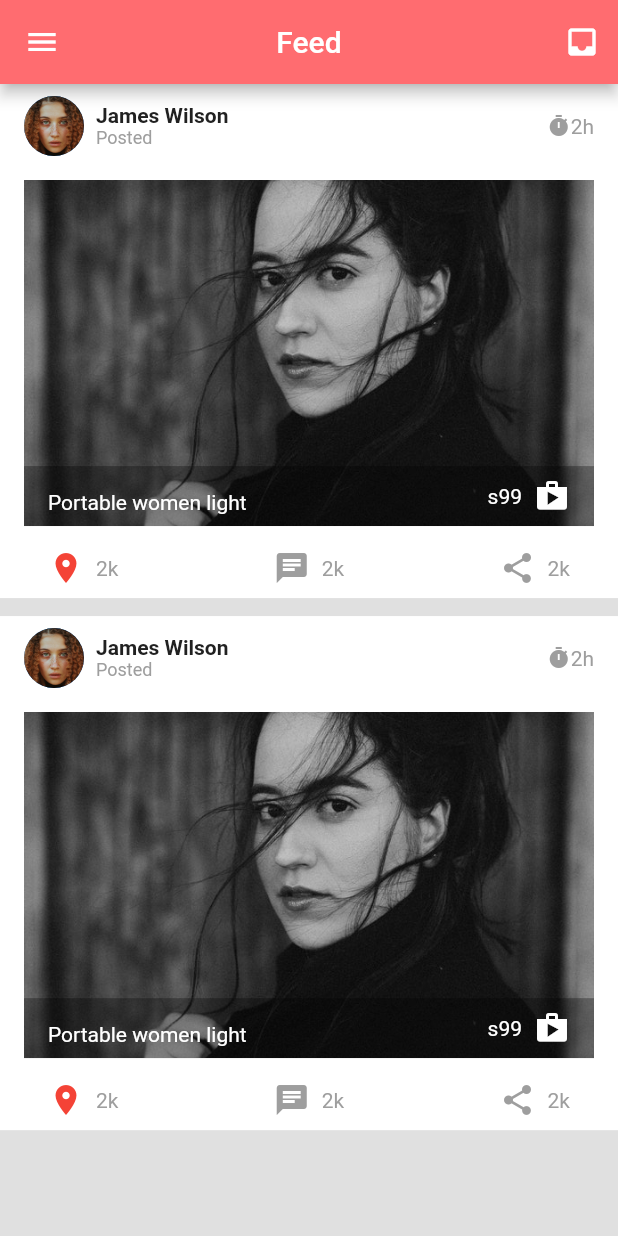
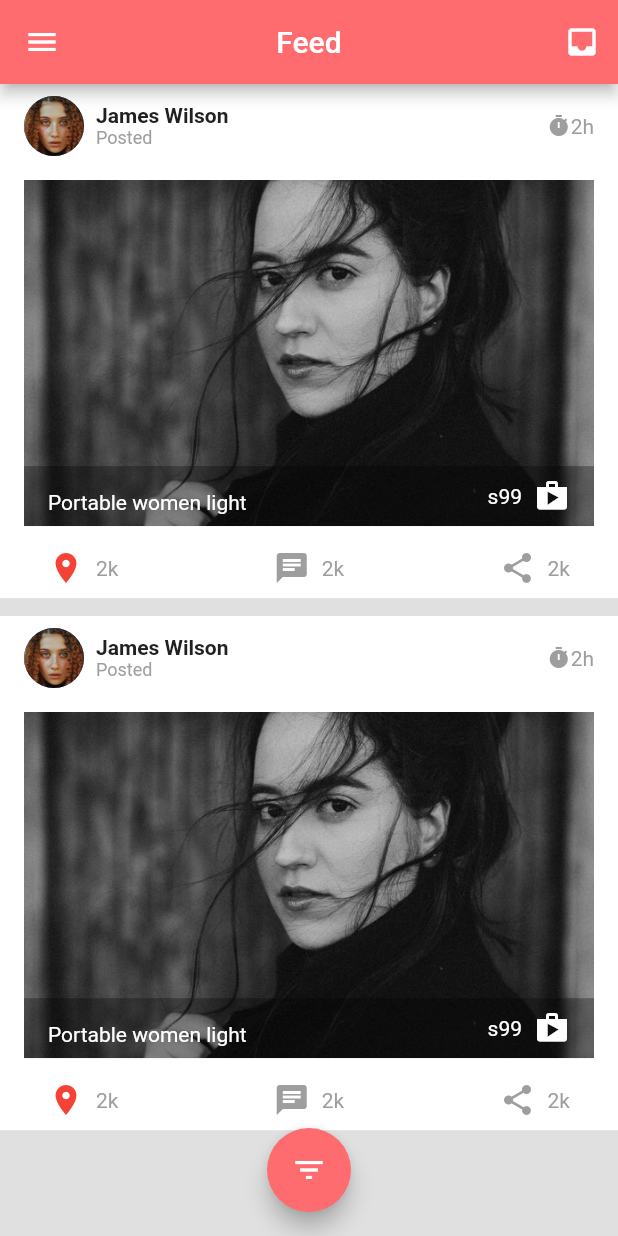
Before and after one commit to bukunmialuko/falcon102, a Flutter app: the screen it shows after launch, on a phone screen of 412 x 824 dp. Run offline on Flutter 3.47's test engine with Material 2 defaults, Android fonts, the phone set to English and light mode, and no system bars; our stand-ins replace hexcolor.

Commit message:
Added filter button to home

```diff
--- a/lib/screens/home_screen.dart
+++ b/lib/screens/home_screen.dart
@@ -10,6 +10,14 @@ class _HomeScreenState extends State<HomeScreen> {
   @override
   Widget build(BuildContext context) {
     return Scaffold(
+      floatingActionButton: FloatingActionButton(
+        backgroundColor: Hexcolor('#ff6c70'),
+        autofocus: true,
+        onPressed: () {},
+        child: Icon(Icons.filter_list),
+        tooltip: 'Pick Image',
+      ),
+      floatingActionButtonLocation: FloatingActionButtonLocation.centerFloat,
       backgroundColor: Colors.grey.shade300,
       appBar: AppBar(
         centerTitle: true,
@@ -30,7 +38,10 @@ class _HomeScreenState extends State<HomeScreen> {
         ],
       ),
       body: ListView(
-        children: <Widget>[FeedCard(), FeedCard()],
+        children: <Widget>[
+          FeedCard(),
+          FeedCard(),
+        ],
       ),
     );
   }
```
